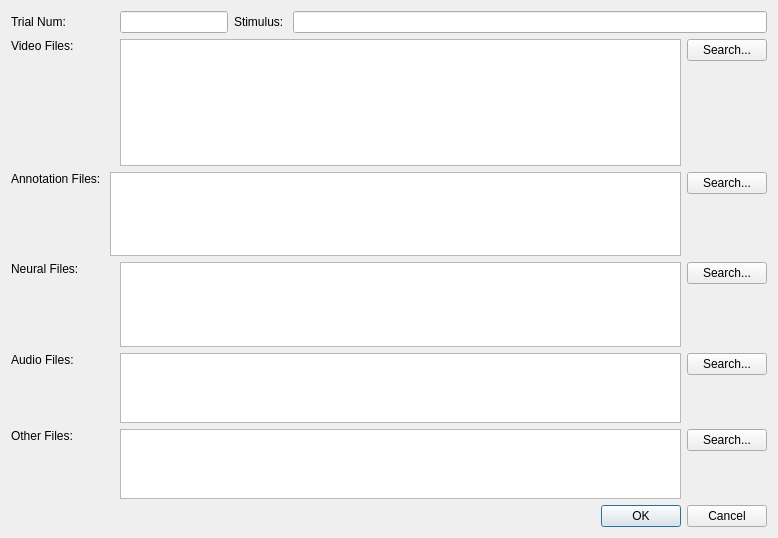
Old version of the form src/db/editTrialDialog.ui in the repository neuroethology/bento.
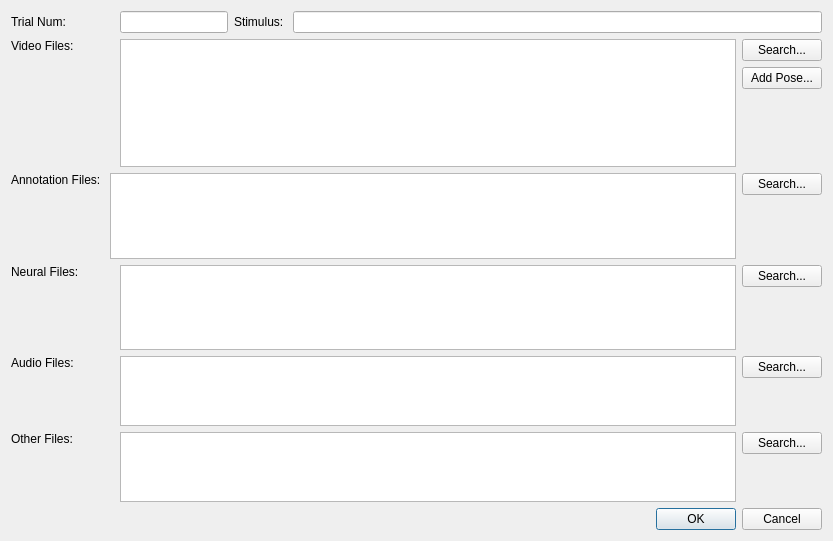
New version of the form. Custom widgets are drawn as their Qt base class.

Commit message: Development checkpoint #4 - use QTreeWidget

Patch:
```diff
--- a/src/db/editTrialDialog.ui
+++ b/src/db/editTrialDialog.ui
@@ -6,8 +6,8 @@
    <rect>
     <x>0</x>
     <y>0</y>
-    <width>778</width>
-    <height>538</height>
+    <width>833</width>
+    <height>541</height>
    </rect>
   </property>
   <property name="windowTitle">
@@ -70,7 +70,20 @@
       </widget>
      </item>
      <item>
-      <widget class="QTreeView" name="videosTreeView"/>
+      <widget class="QTreeWidget" name="videosTreeWidget">
+       <property name="alternatingRowColors">
+        <bool>false</bool>
+       </property>
+       <property name="textElideMode">
+        <enum>Qt::ElideMiddle</enum>
+       </property>
+       <property name="expandsOnDoubleClick">
+        <bool>false</bool>
+       </property>
+       <property name="columnCount">
+        <number>0</number>
+       </property>
+      </widget>
      </item>
      <item>
       <layout class="QVBoxLayout" name="videosSearchVerticalLayout">
@@ -81,6 +94,13 @@
          </property>
         </widget>
        </item>
+       <item>
+        <widget class="QPushButton" name="addPosePushButton">
+         <property name="text">
+          <string>Add Pose...</string>
+         </property>
+        </widget>
+       </item>
        <item>
         <spacer name="videosSearchVerticalSpacer">
          <property name="orientation">
```
The commit also changes 4 other files.
